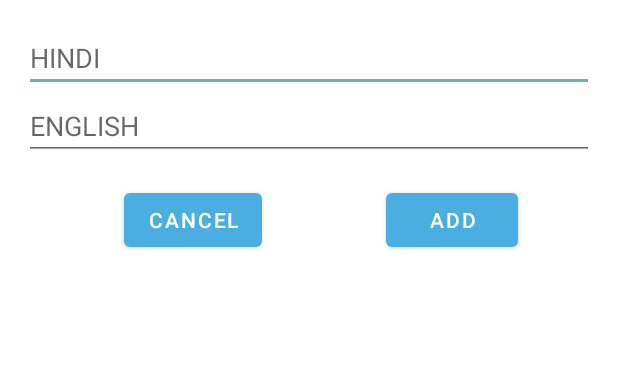
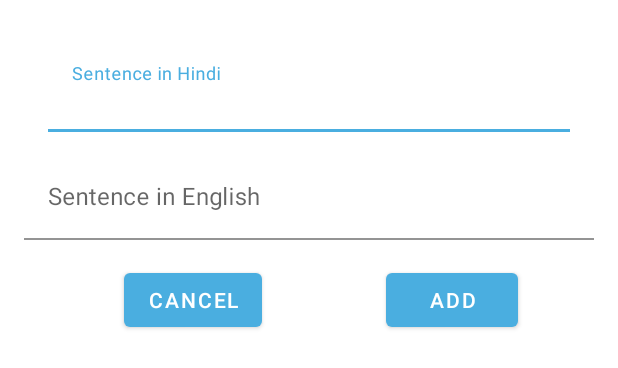
Before and after one commit to mirmiru/hindidict, an Android app: the layout fragment_add_sentence.xml on its own in the app's theme, with its tools: preview values and no code run, on a phone screen of 412 x 824 dp. Shown: the top 368 px of the screen. Run offline under Robolectric (Android 15) with nearby library versions, the phone set to English and light mode, and no system bars.

Commit message:
Changed edittexts in Add sentence to textinputedittexts

```diff
--- a/app/src/main/java/com/example/hindidict/fragment/AddWordFragment.kt
+++ b/app/src/main/java/com/example/hindidict/fragment/AddWordFragment.kt
@@ -20,7 +20,6 @@ import com.example.hindidict.viewmodel.WordViewModel
 import com.example.hindidict.viewmodel.MainViewModel
 import kotlinx.android.synthetic.main.fragment_add_word.*
 
-//class AddWordFragment : Fragment() {
 class AddWordFragment : BaseFragment() {
 
     lateinit var mainViewModel: MainViewModel
--- a/app/src/main/res/layout/fragment_add_sentence.xml
+++ b/app/src/main/res/layout/fragment_add_sentence.xml
@@ -7,24 +7,40 @@
         android:layout_height="match_parent"
         tools:context=".fragment.AddSentenceFragment" android:id="@+id/linearLayout">
 
-    <EditText
+    <com.google.android.material.textfield.TextInputLayout
             android:id="@+id/editText_add_sentence_hindi"
-            android:layout_width="0dp"
+            android:layout_width="match_parent"
             android:layout_height="wrap_content"
-            android:hint="HINDI"
             app:layout_constraintTop_toTopOf="parent"
+            app:layout_constraintBottom_toTopOf="@id/editText_add_sentence_eng"
             app:layout_constraintStart_toStartOf="parent"
             app:layout_constraintEnd_toEndOf="parent"
-            android:layout_margin="16dp" />
+            android:layout_margin="32dp" >
 
-    <EditText
+        <com.google.android.material.textfield.TextInputEditText
+                android:layout_width="match_parent"
+                android:layout_height="wrap_content"
+                android:hint="Sentence in Hindi"
+                android:inputType="text"
+                android:background="@android:color/transparent" />
+    </com.google.android.material.textfield.TextInputLayout>
+
+    <com.google.android.material.textfield.TextInputLayout
             android:id="@+id/editText_add_sentence_eng"
-            android:layout_width="0dp"
+            android:layout_width="match_parent"
             android:layout_height="wrap_content"
-            android:hint="ENGLISH"
             app:layout_constraintTop_toBottomOf="@id/editText_add_sentence_hindi"
             app:layout_constraintStart_toStartOf="@id/editText_add_sentence_hindi"
-            app:layout_constraintEnd_toEndOf="@id/editText_add_sentence_hindi" />
+            app:layout_constraintEnd_toEndOf="@id/editText_add_sentence_hindi"
+            android:layout_margin="16dp" >
+
+        <com.google.android.material.textfield.TextInputEditText
+                android:layout_width="match_parent"
+                android:layout_height="wrap_content"
+                android:hint="Sentence in English"
+                android:inputType="text"
+                android:background="@android:color/transparent" />
+    </com.google.android.material.textfield.TextInputLayout>
 
     <Button
             android:id="@+id/button_dialog_cancel"
```
Also changed, not shown: app/src/main/java/com/example/hindidict/fragment/AddSentenceFragment.kt (+18 -4 lines).
